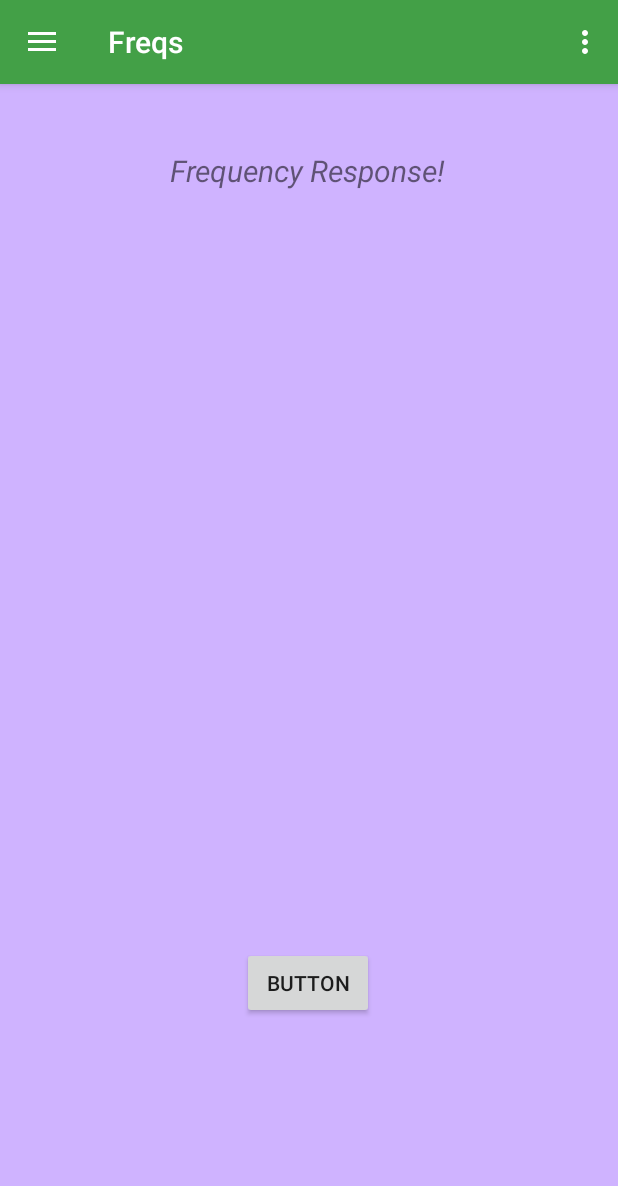
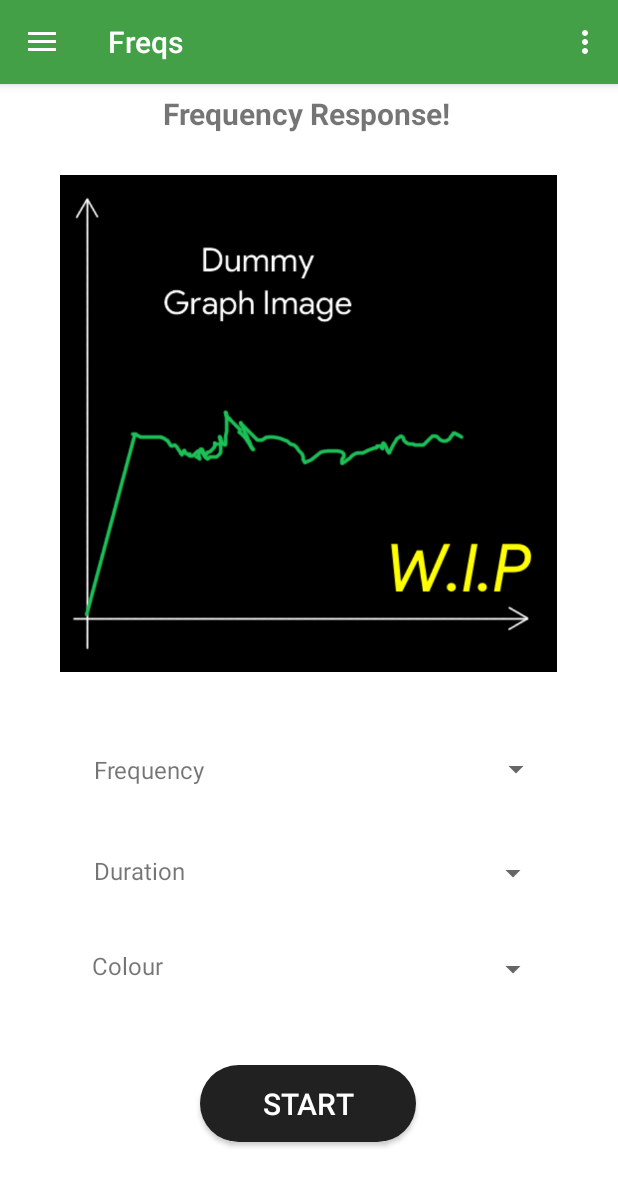
Before and after one commit to berkiyo/spectrum, an Android app: the screen it shows after launch (MainActivity), on a phone screen of 412 x 824 dp. Shown: the top 1186 px of the screen. Run offline under Robolectric (Android 15) with nearby library versions, the phone set to English and light mode, and no system bars.

Commit message:
Update dummy image. Other changes too!

```diff
--- a/app/src/main/java/com/berkd/freqs/AboutPopup.java
+++ b/app/src/main/java/com/berkd/freqs/AboutPopup.java
@@ -16,7 +16,7 @@ public class AboutPopup extends AppCompatDialogFragment {
         AlertDialog.Builder builder = new AlertDialog.Builder(getActivity());
 
         builder.setTitle("Coming soon!")
-                .setMessage("Toolbox++ is currently under heavy development, " +
+                .setMessage("Freqs is currently under heavy development, " +
                         "more functionality coming soon.")
 
                 .setPositiveButton("OK", new DialogInterface.OnClickListener() {
--- a/app/src/main/java/com/berkd/freqs/MainActivity.java
+++ b/app/src/main/java/com/berkd/freqs/MainActivity.java
@@ -11,7 +11,6 @@ import android.os.Bundle;
 import android.view.Menu;
 import android.view.MenuInflater;
 import android.view.MenuItem;
-import android.widget.Toast;
 
 import com.google.android.material.navigation.NavigationView;
 
--- /dev/null
+++ b/app/src/main/res/drawable/rounded_button.xml
@@ -0,0 +1,6 @@
+<?xml version="1.0" encoding="UTF-8"?>
+<shape xmlns:android="http://schemas.android.com/apk/res/android">
+    <solid android:color="#212121"/>
+    <corners android:radius="30dp"/>
+    <padding android:left="0dp" android:top="0dp" android:right="0dp" android:bottom="0dp" />
+</shape>
--- a/app/src/main/res/layout/fragment_frequency_response.xml
+++ b/app/src/main/res/layout/fragment_frequency_response.xml
@@ -5,7 +5,7 @@
     android:id="@+id/relativeLayout"
     android:layout_width="match_parent"
     android:layout_height="match_parent"
-    android:background="#CFB3FF">
+    android:background="#FFFFFF">
 
     <TextView
         android:id="@+id/textView"
@@ -16,24 +16,115 @@
         android:layout_centerVertical="true"
         android:text="Frequency Response!"
         android:textSize="20sp"
-        android:textStyle="italic"
+        android:textStyle="bold"
         app:layout_constraintBottom_toBottomOf="parent"
-        app:layout_constraintHorizontal_bias="0.497"
+        app:layout_constraintHorizontal_bias="0.493"
         app:layout_constraintLeft_toLeftOf="parent"
         app:layout_constraintRight_toRightOf="parent"
         app:layout_constraintTop_toTopOf="parent"
-        app:layout_constraintVertical_bias="0.059" />
+        app:layout_constraintVertical_bias="0.008" />
 
     <Button
         android:id="@+id/buttonStart"
-        android:layout_width="wrap_content"
-        android:layout_height="wrap_content"
-        android:text="Button"
+        android:layout_width="144dp"
+        android:layout_height="51dp"
+        android:background="@drawable/rounded_button"
+        android:text="START"
+        android:textColor="#ffffff"
+        android:textSize="20dp"
         app:layout_constraintBottom_toBottomOf="parent"
         app:layout_constraintEnd_toEndOf="parent"
         app:layout_constraintHorizontal_bias="0.498"
         app:layout_constraintStart_toStartOf="parent"
         app:layout_constraintTop_toTopOf="parent"
-        app:layout_constraintVertical_bias="0.799" />
+        app:layout_constraintVertical_bias="0.913" />
+
+    <Spinner
+        android:id="@+id/spinner_colour"
+        android:layout_width="205dp"
+        android:layout_height="39dp"
+        android:paddingTop="10dp"
+        app:layout_constraintBottom_toBottomOf="parent"
+        app:layout_constraintEnd_toEndOf="parent"
+        app:layout_constraintHorizontal_bias="0.776"
+        app:layout_constraintStart_toStartOf="parent"
+        app:layout_constraintTop_toTopOf="parent"
+        app:layout_constraintVertical_bias="0.783" />
+
+    <Spinner
+        android:id="@+id/spinner_duration"
+        android:layout_width="205dp"
+        android:layout_height="39dp"
+        android:paddingTop="10dp"
+        app:layout_constraintBottom_toBottomOf="parent"
+        app:layout_constraintEnd_toEndOf="parent"
+        app:layout_constraintHorizontal_bias="0.776"
+        app:layout_constraintStart_toStartOf="parent"
+        app:layout_constraintTop_toTopOf="parent"
+        app:layout_constraintVertical_bias="0.695" />
+
+    <TextView
+        android:id="@+id/textDuration"
+        android:layout_width="wrap_content"
+        android:layout_height="wrap_content"
+        android:text="Duration"
+        android:textSize="16dp"
+        app:layout_constraintBottom_toBottomOf="parent"
+        app:layout_constraintEnd_toStartOf="@+id/spinner_duration"
+        app:layout_constraintHorizontal_bias="0.626"
+        app:layout_constraintStart_toStartOf="parent"
+        app:layout_constraintTop_toBottomOf="@+id/textFrequency"
+        app:layout_constraintVertical_bias="0.162" />
+
+    <Spinner
+        android:id="@+id/spinner_frequency"
+        android:layout_width="207dp"
+        android:layout_height="35dp"
+        android:paddingTop="10dp"
+        app:layout_constraintBottom_toBottomOf="parent"
+        app:layout_constraintEnd_toEndOf="parent"
+        app:layout_constraintHorizontal_bias="0.784"
+        app:layout_constraintStart_toStartOf="parent"
+        app:layout_constraintTop_toTopOf="parent"
+        app:layout_constraintVertical_bias="0.6" />
+
+    <TextView
+        android:id="@+id/textFrequency"
+        android:layout_width="wrap_content"
+        android:layout_height="wrap_content"
+        android:text="Frequency"
+        android:textSize="16dp"
+        app:layout_constraintBottom_toBottomOf="parent"
+        app:layout_constraintEnd_toStartOf="@+id/spinner_frequency"
+        app:layout_constraintHorizontal_bias="0.72"
+        app:layout_constraintStart_toStartOf="parent"
+        app:layout_constraintTop_toTopOf="parent"
+        app:layout_constraintVertical_bias="0.598" />
+
+    <TextView
+        android:id="@+id/textDuration2"
+        android:layout_width="wrap_content"
+        android:layout_height="wrap_content"
+        android:text="Colour"
+        android:textSize="16dp"
+        app:layout_constraintBottom_toBottomOf="parent"
+        app:layout_constraintEnd_toStartOf="@+id/spinner_duration"
+        app:layout_constraintHorizontal_bias="0.543"
+        app:layout_constraintStart_toStartOf="parent"
+        app:layout_constraintTop_toBottomOf="@+id/textFrequency"
+        app:layout_constraintVertical_bias="0.39" />
+
+    <ImageView
+        android:id="@+id/imageView"
+        android:layout_width="331dp"
+        android:layout_height="331dp"
+        android:background="#A5A5A5"
+        app:layout_constraintBottom_toTopOf="@+id/spinner_frequency"
+        app:layout_constraintEnd_toEndOf="parent"
+        app:layout_constraintHorizontal_bias="0.493"
+        app:layout_constraintStart_toStartOf="parent"
+        app:layout_constraintTop_toTopOf="parent"
+        app:layout_constraintVertical_bias="0.559"
+        app:srcCompat="@drawable/ic_dummy" />
 
 </androidx.constraintlayout.widget.ConstraintLayout>
--- a/app/src/main/res/layout/fragment_microphone.xml
+++ b/app/src/main/res/layout/fragment_microphone.xml
@@ -4,11 +4,25 @@
     android:background="#FFB3B9">
 
     <TextView
+        android:id="@+id/textMain"
         android:layout_width="wrap_content"
         android:layout_height="wrap_content"
         android:layout_centerInParent="true"
         android:text="Sound Meter Fragment!"
-        android:textSize="20sp"
-        android:textStyle="italic" />
+        android:textSize="22sp"
+        android:textStyle="bold" />
+
+    <TextView
+
+        android:layout_width="wrap_content"
+        android:layout_height="wrap_content"
+        android:layout_centerInParent="true"
+        android:padding="50dp"
+        android:text="To compliment the app, there will be a sound meter to measure the decibels in the environment."
+        android:layout_below="@+id/textMain"
+        android:textSize="16sp"
+        android:textStyle="bold" />
+
+
 
 </RelativeLayout>
--- a/app/src/main/res/layout/fragment_saved.xml
+++ b/app/src/main/res/layout/fragment_saved.xml
@@ -5,10 +5,24 @@
 
     <TextView
         android:layout_width="wrap_content"
+        android:id="@+id/mainText"
         android:layout_height="wrap_content"
         android:text="Saved Responses!"
         android:layout_centerInParent="true"
-        android:textSize="20sp"
-        android:textStyle="italic"/>
+        android:textSize="22dp"
+        android:textStyle="bold"/>
+
+    <TextView
+        android:layout_width="wrap_content"
+        android:layout_height="wrap_content"
+        android:padding="50dp"
+        android:text="Currently WIP. The database view will go here.
+along with functionality like sorting, clearing the database and more."
+        android:layout_centerInParent="true"
+        android:layout_below="@+id/mainText"
+        android:textSize="16dp"
+        android:textStyle="bold"/>
+
+
 
 </RelativeLayout>
--- a/app/src/main/res/layout/nav_header.xml
+++ b/app/src/main/res/layout/nav_header.xml
@@ -18,7 +18,7 @@
         android:paddingTop="10dp"
         android:paddingBottom="10dp"
         android:textSize="20dp"
-        android:text="Resonances"
+        android:text="Freqs"
         android:textAppearance="@style/TextAppearance.AppCompat.Body1" />
 
     <TextView
```
Also changed, not shown: app/src/main/res/drawable/ic_dummy.png (added), 1 other file.
